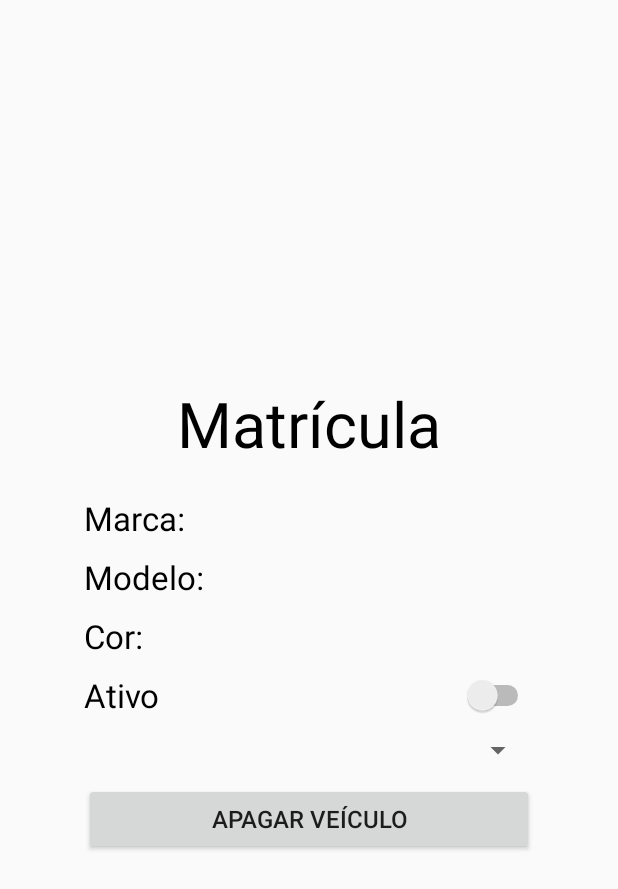
After one commit to nunomcfrancisco/GesparkMove, an Android app: the layout fragment_veiculo.xml on its own in the app's theme, with its tools: preview values and no code run, on a phone screen of 412 x 824 dp. The commit adds this screen. Shown: the top 889 px of the screen. Run offline under Robolectric (Android 15) with nearby library versions, the phone set to English and light mode, and no system bars.

Commit message:
Veiculo fragment done!

```diff
--- a/app/build.gradle
+++ b/app/build.gradle
@@ -27,6 +27,7 @@ dependencies {
     implementation fileTree(include: ['*.jar'], dir: 'libs')
     implementation 'androidx.appcompat:appcompat:1.1.0'
     implementation 'androidx.constraintlayout:constraintlayout:1.1.3'
+    implementation 'androidx.legacy:legacy-support-v4:1.0.0'
     testImplementation 'junit:junit:4.12'
     androidTestImplementation 'androidx.test.ext:junit:1.1.1'
     androidTestImplementation 'androidx.test.espresso:espresso-core:3.2.0'
--- a/app/src/main/java/com/example/gesparkmove/MainActivity.java
+++ b/app/src/main/java/com/example/gesparkmove/MainActivity.java
@@ -37,9 +37,7 @@ public class MainActivity extends AppCompatActivity{
     Button buttonMainLogin;
     Button buttonMainRegistar;
     Button buttonMainRecuperar;
-    Globals g = new Globals();
     private Handler mainHandler = new Handler();
-    public static boolean taskFinish = false;
 
     @Override
     protected void onCreate(Bundle savedInstanceState) {
--- a/app/src/main/java/com/example/gesparkmove/taskConsultar.java
+++ b/app/src/main/java/com/example/gesparkmove/taskConsultar.java
@@ -63,6 +63,7 @@ public class taskConsultar extends AsyncTask<String, Integer, ArrayList<Veiculo>
             }catch (ClassNotFoundException | SQLException e){
                 Log.println(Log.INFO, "SQL EXCEPTION: ", e.toString());
             }
+            session.disconnect();
             }catch (JSchException e){
             Log.println(Log.INFO, "JSCH EXCEPTION: ", e.toString());
         }
--- a/app/src/main/java/com/example/gesparkmove/taskLogin.java
+++ b/app/src/main/java/com/example/gesparkmove/taskLogin.java
@@ -82,7 +82,9 @@ public class taskLogin extends AsyncTask<String, Integer, String> {
                     rs = statement.executeQuery("SELECT veiculos.id, veiculos.matricula, marcas.marca, modelo.modelo, cor, estacionado, veiculos.activo FROM veiculos inner join marcas inner join modelo WHERE id_utilizador = " + userId + " AND veiculos.id_marca = marcas.id AND veiculos.id_modelo = modelo.id");
                     while(rs.next())
                         veiculos.add(new Veiculo(rs.getInt(1), rs.getString(2), rs.getString(3), rs.getString(4), rs.getString(5), rs.getInt(6), rs.getInt(7)));
+                    Log.println(Log.INFO, "BASE DE DADOS 1: ", String.valueOf(connection.isClosed()));
                     connection.close();
+                    Log.println(Log.INFO, "BASE DE DADOS 2: ", String.valueOf(connection.isClosed()));
                 } catch (ClassNotFoundException | SQLException e) {
                     Log.println(Log.INFO, "ErrorMessage", String.valueOf(e));
                 }
--- /dev/null
+++ b/app/src/main/res/layout/fragment_veiculo.xml
@@ -0,0 +1,78 @@
+<?xml version="1.0" encoding="utf-8"?>
+<androidx.constraintlayout.widget.ConstraintLayout xmlns:android="http://schemas.android.com/apk/res/android"
+    xmlns:app="http://schemas.android.com/apk/res-auto"
+    xmlns:tools="http://schemas.android.com/tools"
+    android:layout_width="match_parent"
+    android:layout_height="match_parent"
+    tools:context=".veiculoFragment"
+    android:orientation="vertical">
+
+    <LinearLayout
+        android:layout_width="300dp"
+        android:layout_height="wrap_content"
+        android:orientation="vertical"
+        app:layout_constraintBottom_toBottomOf="parent"
+        app:layout_constraintEnd_toEndOf="parent"
+        app:layout_constraintStart_toStartOf="parent"
+        app:layout_constraintTop_toTopOf="parent">
+
+        <TextView
+            android:id="@+id/textViewMatriculaVeiculoFragment"
+            android:layout_width="match_parent"
+            android:layout_height="match_parent"
+            android:layout_marginBottom="20dp"
+            android:text="Matrícula"
+            android:textAlignment="center"
+            android:textColor="#000000"
+            android:textSize="42dp" />
+
+        <TextView
+            android:id="@+id/textViewMarcaVeiculoFragment"
+            android:layout_width="match_parent"
+            android:layout_height="wrap_content"
+            android:layout_marginBottom="10dp"
+            android:text="Marca: "
+            android:textColor="#000000"
+            android:textSize="22dp" />
+
+        <TextView
+            android:id="@+id/textViewModeloVeiculoFragment"
+            android:layout_width="match_parent"
+            android:layout_height="wrap_content"
+            android:layout_marginBottom="10dp"
+            android:text="Modelo: "
+            android:textColor="#000000"
+            android:textSize="22dp" />/>
+
+        <TextView
+            android:id="@+id/textViewCorVeiculoFragment"
+            android:layout_width="match_parent"
+            android:layout_height="wrap_content"
+            android:layout_marginBottom="10dp"
+            android:text="Cor: "
+            android:textColor="#000000"
+            android:textSize="22dp" />
+
+        <Switch
+            android:id="@+id/switchAtivoVeiculoFragment"
+            android:layout_width="match_parent"
+            android:layout_height="wrap_content"
+            android:text="Ativo"
+            android:textSize="22dp"
+            android:layout_marginBottom="10dp"/>
+
+        <Spinner
+            android:id="@+id/spinnerPlanoPagamentoVeiculoFragment"
+            android:layout_width="match_parent"
+            android:layout_height="wrap_content"
+            android:layout_marginBottom="10dp"/>
+
+        <Button
+            android:id="@+id/buttonApagarVeiculoVeiculoFragment"
+            android:layout_width="match_parent"
+            android:layout_height="match_parent"
+            android:text="Apagar Veículo"
+            android:textSize="16dp"/>
+
+    </LinearLayout>
+</androidx.constraintlayout.widget.ConstraintLayout>
--- a/app/src/main/res/values/strings.xml
+++ b/app/src/main/res/values/strings.xml
@@ -15,4 +15,5 @@
     <string name="veiculos">Veículos</string>
     <string name="consultas">Consultas</string>
     <string name="consultar">Consultar</string>
+    <string name="hello_blank_fragment">Hello blank fragment</string>
 </resources>
```
Also changed, not shown: app/src/main/java/com/example/gesparkmove/Veiculo.java (+32 -0 lines), app/src/main/java/com/example/gesparkmove/adicionarFragment.java (+5 -40 lines), app/src/main/java/com/example/gesparkmove/consultarFragment.java (+34 -20 lines), app/src/main/java/com/example/gesparkmove/taskApagarVeiculo.java (added, +81 -0 lines), app/src/main/java/com/example/gesparkmove/taskVeiculoAtivo.java (added, +82 -0 lines), app/src/main/java/com/example/gesparkmove/veiculoFragment.java (added, +101 -0 lines), app/src/main/res/layout/fragment_consultar.xml (+13 -2 lines).
